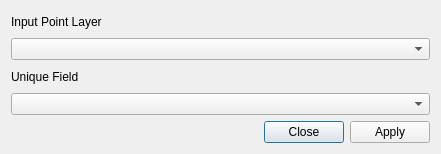
First picture: the form in forms/hcmgis_closestpair_form.ui, repository thangqd/HCMGIS, before the edit.
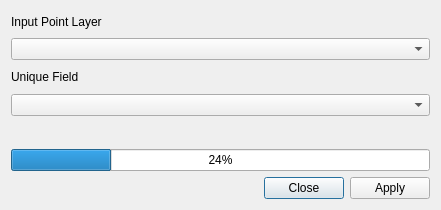
Second picture: the form after the edit. Custom widgets are drawn as their Qt base class.

```diff
--- a/forms/hcmgis_closestpair_form.ui
+++ b/forms/hcmgis_closestpair_form.ui
@@ -13,7 +13,7 @@
     <x>0</x>
     <y>0</y>
     <width>441</width>
-    <height>154</height>
+    <height>210</height>
    </rect>
   </property>
   <property name="mouseTracking">
@@ -43,6 +43,20 @@
    <item>
     <widget class="QgsFieldComboBox" name="CboField"/>
    </item>
+   <item>
+    <widget class="QLabel" name="LblStatus">
+     <property name="text">
+      <string/>
+     </property>
+    </widget>
+   </item>
+   <item>
+    <widget class="QProgressBar" name="status">
+     <property name="value">
+      <number>24</number>
+     </property>
+    </widget>
+   </item>
    <item>
     <widget class="QDialogButtonBox" name="BtnApplyClose">
      <property name="standardButtons">
```
